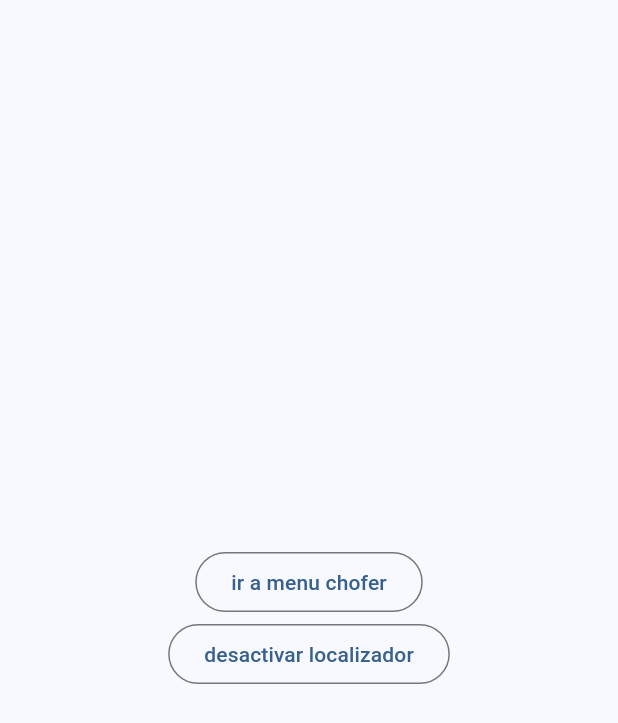
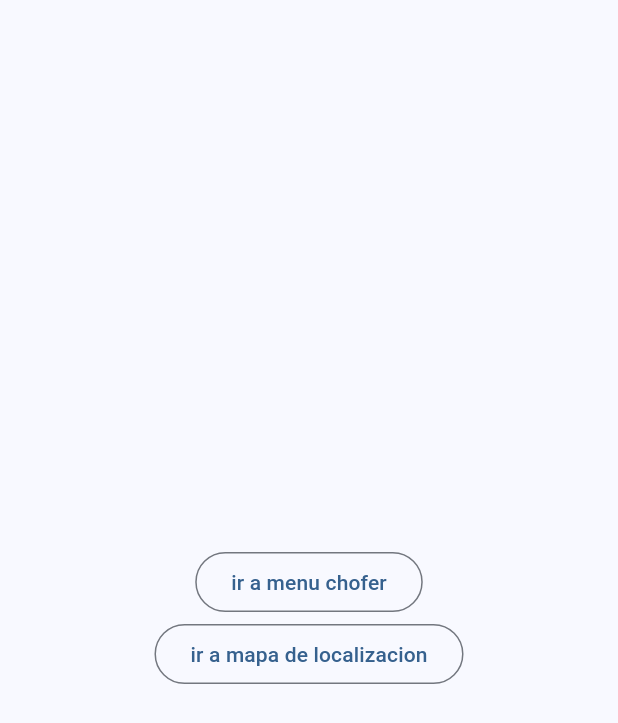
Before and after one commit to adriancast24/rastreador-chofer, a Flutter app: the screen it shows after launch, on a phone screen of 412 x 824 dp. Shown: the top 723 px of the screen. Run offline on Flutter 3.47's test engine with Material 2 defaults, Android fonts, the phone set to English and light mode, and no system bars; our stand-ins replace firebase_auth, flutter_map, geolocator, latlong2; accounts and stored records are empty.

Commit message:
ya tengo el post falta el get para el mapa

```diff
--- a/lib/main.dart
+++ b/lib/main.dart
@@ -1,5 +1,6 @@
 import 'package:flutter/material.dart';
 import 'chofer_menu.dart';
+import 'radar_chofer.dart';
 
 void main() {
   runApp(const MyApp());
@@ -48,8 +49,11 @@ class menu extends StatelessWidget {
             children: [
               const SizedBox(),
               OutlinedButton(
-                  onPressed: () {},
-                  child: const Text('desactivar localizador')),
+                  onPressed: () {
+                    var push = Navigator.push(context,
+                        MaterialPageRoute(builder: (context) => Map()));
+                  },
+                  child: const Text('ir a mapa de localizacion')),
             ],
           )
         ],
--- a/lib/radar_chofer.dart
+++ b/lib/radar_chofer.dart
@@ -7,12 +7,12 @@ import 'package:http/http.dart' as http;
 
 const MAPBOX_STYLE = 'mapbox/satellite-streets-v12';
 const MAPBOX_ACCESS_TOKEN =
-    'pk.eyJ1IjoiYWRyaWFuMjQxMSIsImEiOiJjbG9vcGQ2cDkwMjVtMmlucXgyaGU3eng5In0.ORQLH2W-crQxenubWZTRKQ';
+    'pk.eyJ1IjoicGl0bWFjIiwiYSI6ImNsY3BpeWxuczJhOTEzbnBlaW5vcnNwNzMifQ.ncTzM4bW-jpq-hUFutnR1g';
 
 final myposition = LatLng(9.527154, -69.247328);
 
-class MyApp extends StatelessWidget {
-  const MyApp({super.key});
+class Map extends StatelessWidget {
+  const Map({super.key});
 
   @override
   Widget build(BuildContext context) {
```
Also changed, not shown: lib/chofer_menu.dart (+16 -23 lines).
